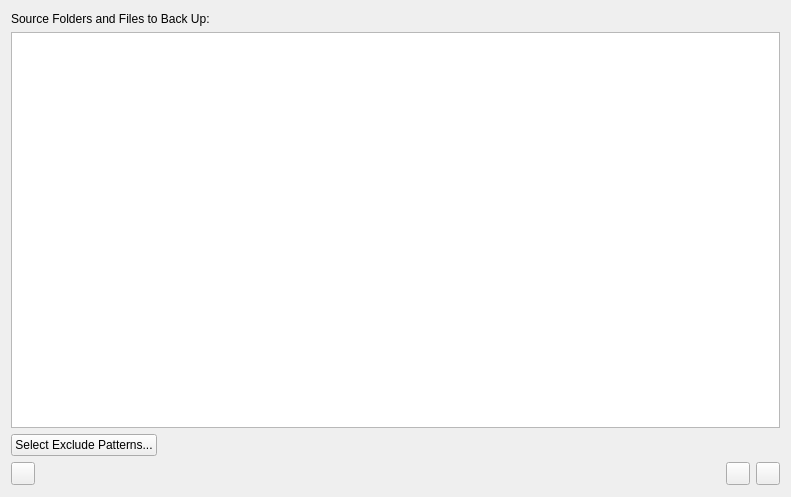
borgbase/vorta, file src/vorta/assets/UI/sourcetab.ui: the form before one commit.
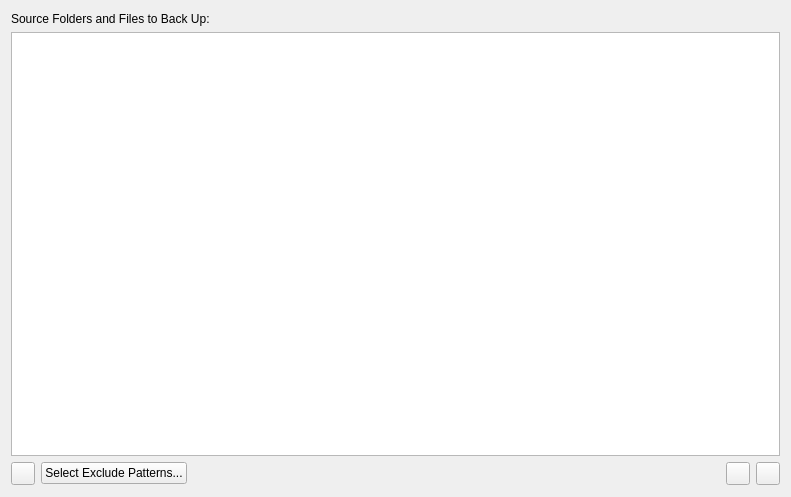
The form after the commit.

Commit message: review changes: context menu, remove save button for raw text, copy to clipboard...

The edit to the form file:
```diff
--- a/src/vorta/assets/UI/sourcetab.ui
+++ b/src/vorta/assets/UI/sourcetab.ui
@@ -103,30 +103,6 @@
         </column>
        </widget>
       </item>
-      <item>
-       <layout class="QHBoxLayout" name="horizontalLayout">
-        <item>
-         <widget class="QPushButton" name="bExclude">
-          <property name="text">
-           <string>Select Exclude Patterns...</string>
-          </property>
-         </widget>
-        </item>
-        <item>
-         <spacer name="horizontalSpacer_2">
-          <property name="orientation">
-           <enum>Qt::Horizontal</enum>
-          </property>
-          <property name="sizeHint" stdset="0">
-           <size>
-            <width>40</width>
-            <height>20</height>
-           </size>
-          </property>
-         </spacer>
-        </item>
-       </layout>
-      </item>
       <item>
        <layout class="QHBoxLayout" name="horizontalLayout_2">
         <item>
@@ -136,6 +112,16 @@
           </property>
          </widget>
         </item>
+        <item>
+         <widget class="QPushButton" name="bExclude">
+          <property name="text">
+           <string>Select Exclude Patterns...</string>
+          </property>
+         </widget>
+        </item>
+        <item>
+         <layout class="QHBoxLayout" name="horizontalLayout"/>
+        </item>
         <item>
          <spacer name="horizontalSpacer">
           <property name="orientation">
```
The commit also changes 2 other files.
